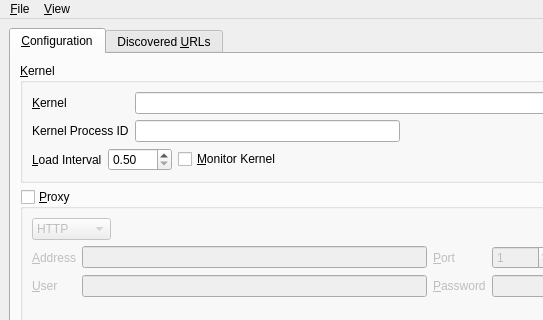
nurfalie/pandamonium, file UI/pandemonium.ui: the form before one commit; both pictures show x 0 to 543 and y 0 to 320 of the 869 by 600 pixel window.
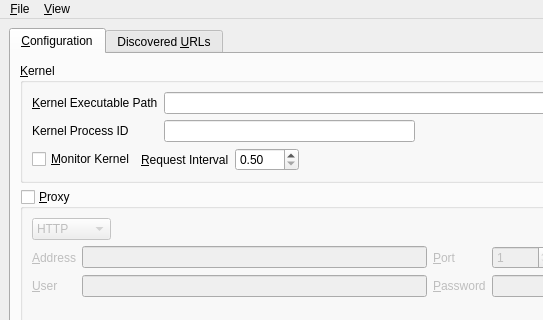
The form after the commit. Icons and pictures are not drawn.

```diff
--- a/UI/pandemonium.ui
+++ b/UI/pandemonium.ui
@@ -46,7 +46,7 @@
              <item row="0" column="0">
               <widget class="QLabel" name="label_5">
                <property name="text">
-                <string>&amp;Kernel</string>
+                <string>&amp;Kernel Executable Path</string>
                </property>
                <property name="buddy">
                 <cstring>kernel_path</cstring>
@@ -127,10 +127,20 @@
            </item>
            <item>
             <layout class="QHBoxLayout" name="horizontalLayout_9">
+             <item>
+              <widget class="QCheckBox" name="monitor_kernel">
+               <property name="toolTip">
+                <string>&lt;html&gt;&lt;head/&gt;&lt;body&gt;&lt;p&gt;Silently monitor the kernel. If the kernel is not active, activate it. Please note that deactivating the kernel will disable this option.&lt;/p&gt;&lt;/body&gt;&lt;/html&gt;</string>
+               </property>
+               <property name="text">
+                <string>&amp;Monitor Kernel</string>
+               </property>
+              </widget>
+             </item>
              <item>
               <widget class="QLabel" name="label_7">
                <property name="text">
-                <string>&amp;Load Interval</string>
+                <string>&amp;Request Interval</string>
                </property>
                <property name="buddy">
                 <cstring>kernel_load_interval</cstring>
@@ -147,16 +157,6 @@
                </property>
               </widget>
              </item>
-             <item>
-              <widget class="QCheckBox" name="monitor_kernel">
-               <property name="toolTip">
-                <string>&lt;html&gt;&lt;head/&gt;&lt;body&gt;&lt;p&gt;Silently monitor the kernel. If the kernel is not active, activate it. Please note that deactivating the kernel will disable this option.&lt;/p&gt;&lt;/body&gt;&lt;/html&gt;</string>
-               </property>
-               <property name="text">
-                <string>&amp;Monitor Kernel</string>
-               </property>
-              </widget>
-             </item>
              <item>
               <spacer name="horizontalSpacer_11">
                <property name="orientation">
```
Left out of the diff: 6 changed lines with no effect on the pictures.
